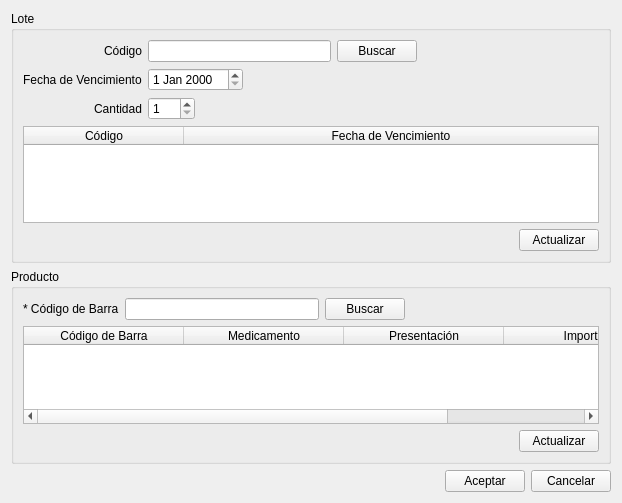
This is ventanas/vtnLote.ui in leaLuque/FarmaciaCrisol as Qt 5 draws it before an edit. The edited form follows.
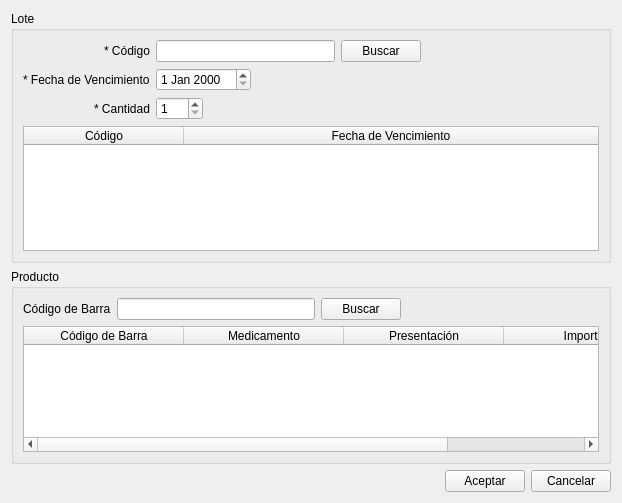
This is the edited form.

The edit to the form file:
```diff
--- a/ventanas/vtnLote.ui
+++ b/ventanas/vtnLote.ui
@@ -29,7 +29,7 @@
       <item row="0" column="0">
        <widget class="QLabel" name="label">
         <property name="text">
-         <string>Código</string>
+         <string>* Código</string>
         </property>
        </widget>
       </item>
@@ -70,7 +70,7 @@
       <item row="2" column="0">
        <widget class="QLabel" name="label_2">
         <property name="text">
-         <string>Fecha de Vencimiento</string>
+         <string>* Fecha de Vencimiento</string>
         </property>
        </widget>
       </item>
@@ -101,7 +101,7 @@
       <item row="3" column="0">
        <widget class="QLabel" name="labelCantidad">
         <property name="text">
-         <string>Cantidad</string>
+         <string>* Cantidad</string>
         </property>
        </widget>
       </item>
@@ -167,30 +167,6 @@
         </column>
        </widget>
       </item>
-      <item row="5" column="1">
-       <layout class="QHBoxLayout" name="horizontalLayout_9">
-        <item>
-         <spacer name="horizontalSpacer_7">
-          <property name="orientation">
-           <enum>Qt::Horizontal</enum>
-          </property>
-          <property name="sizeHint" stdset="0">
-           <size>
-            <width>40</width>
-            <height>20</height>
-           </size>
-          </property>
-         </spacer>
-        </item>
-        <item>
-         <widget class="QPushButton" name="btnActualizarLote">
-          <property name="text">
-           <string>Actualizar</string>
-          </property>
-         </widget>
-        </item>
-       </layout>
-      </item>
      </layout>
     </widget>
    </item>
@@ -209,7 +185,7 @@
       <item row="0" column="0">
        <widget class="QLabel" name="label_4">
         <property name="text">
-         <string>* Código de Barra</string>
+         <string>Código de Barra</string>
         </property>
        </widget>
       </item>
@@ -286,30 +262,6 @@
         </column>
        </widget>
       </item>
-      <item row="2" column="1">
-       <layout class="QHBoxLayout" name="horizontalLayout_7">
-        <item>
-         <spacer name="horizontalSpacer_6">
-          <property name="orientation">
-           <enum>Qt::Horizontal</enum>
-          </property>
-          <property name="sizeHint" stdset="0">
-           <size>
-            <width>40</width>
-            <height>20</height>
-           </size>
-          </property>
-         </spacer>
-        </item>
-        <item>
-         <widget class="QPushButton" name="btnActualizarProd">
-          <property name="text">
-           <string>Actualizar</string>
-          </property>
-         </widget>
-        </item>
-       </layout>
-      </item>
      </layout>
     </widget>
    </item>
```
Left out of the diff: 2 changed lines with no effect on the pictures.
